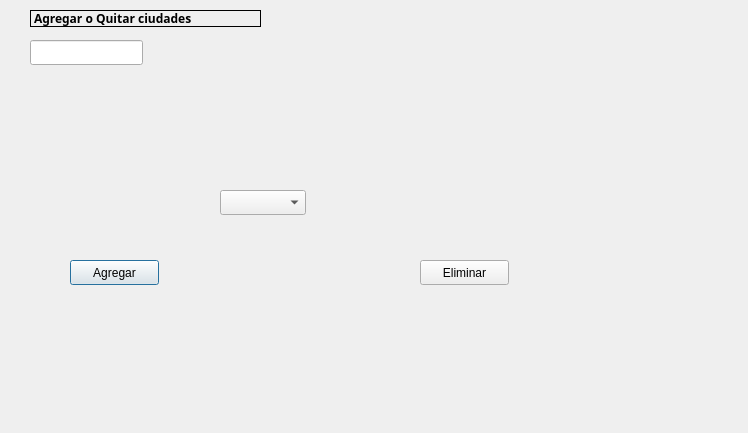
Old version of the form src/gui/admin.ui in the repository EdgarPrueba/Sistema-de-Reserva-de-Vuelos.
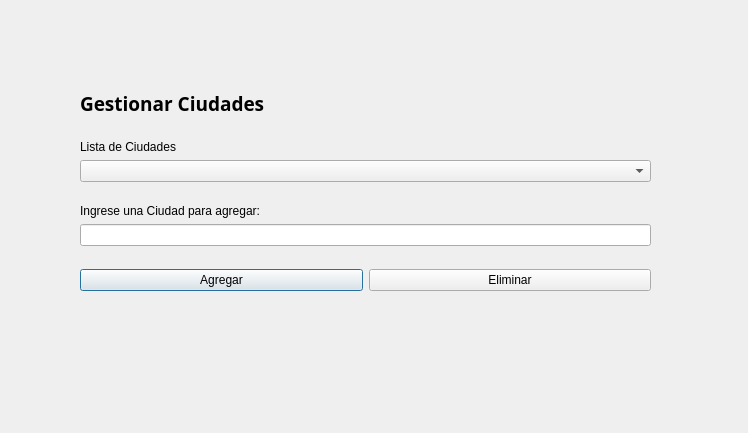
New version of the form.

Commit message: Modificar interfaz gráfica

Patch:
```diff
--- a/src/gui/admin.ui
+++ b/src/gui/admin.ui
@@ -13,18 +13,23 @@
   <property name="windowTitle">
    <string>Dialog</string>
   </property>
+  <widget class="QWidget" name="verticalLayoutWidget">
+   <property name="geometry">
+    <rect>
+     <x>80</x>
+     <y>90</y>
+     <width>571</width>
+     <height>201</height>
+    </rect>
+   </property>
+   <layout class="QVBoxLayout" name="verticalLayout">
+    <item>
   <widget class="QLabel" name="label">
-   <property name="geometry">
-    <rect>
-     <x>30</x>
-     <y>10</y>
-     <width>231</width>
-     <height>17</height>
-    </rect>
-   </property>
    <property name="font">
     <font>
      <family>Ubuntu Condensed</family>
+        <pointsize>14</pointsize>
+        <weight>75</weight>
      <bold>true</bold>
     </font>
    </property>
@@ -32,10 +37,10 @@
     <enum>Qt::FocusPolicy::NoFocus</enum>
    </property>
    <property name="frameShape">
-    <enum>QFrame::Shape::Panel</enum>
+       <enum>QFrame::NoFrame</enum>
    </property>
    <property name="text">
-    <string>Agregar o Quitar ciudades</string>
+       <string>Gestionar Ciudades</string>
    </property>
    <property name="textFormat">
     <enum>Qt::TextFormat::PlainText</enum>
@@ -44,51 +49,85 @@
     <bool>false</bool>
    </property>
   </widget>
-  <widget class="QLineEdit" name="lineEditCiudad">
-   <property name="geometry">
-    <rect>
-     <x>30</x>
-     <y>40</y>
-     <width>113</width>
-     <height>25</height>
-    </rect>
-   </property>
-  </widget>
-  <widget class="QComboBox" name="comboBoxCiudades">
-   <property name="geometry">
-    <rect>
-     <x>220</x>
-     <y>190</y>
-     <width>86</width>
-     <height>25</height>
-    </rect>
-   </property>
-  </widget>
+    </item>
+    <item>
+     <spacer name="verticalSpacer_2">
+      <property name="orientation">
+       <enum>Qt::Vertical</enum>
+      </property>
+      <property name="sizeHint" stdset="0">
+       <size>
+        <width>20</width>
+        <height>40</height>
+       </size>
+      </property>
+     </spacer>
+    </item>
+    <item>
+     <widget class="QLabel" name="label_2">
+      <property name="text">
+       <string>Lista de Ciudades</string>
+      </property>
+     </widget>
+    </item>
+    <item>
+     <widget class="QComboBox" name="comboBoxCiudades"/>
+    </item>
+    <item>
+     <spacer name="verticalSpacer_3">
+      <property name="orientation">
+       <enum>Qt::Vertical</enum>
+      </property>
+      <property name="sizeHint" stdset="0">
+       <size>
+        <width>20</width>
+        <height>40</height>
+       </size>
+      </property>
+     </spacer>
+    </item>
+    <item>
+     <widget class="QLabel" name="label_3">
+      <property name="text">
+       <string>Ingrese una Ciudad para agregar:</string>
+      </property>
+     </widget>
+    </item>
+    <item>
+     <widget class="QLineEdit" name="lineEditCiudad"/>
+    </item>
+    <item>
+     <spacer name="verticalSpacer">
+      <property name="orientation">
+       <enum>Qt::Vertical</enum>
+      </property>
+      <property name="sizeHint" stdset="0">
+       <size>
+        <width>20</width>
+        <height>40</height>
+       </size>
+      </property>
+     </spacer>
+    </item>
+    <item>
+     <layout class="QHBoxLayout" name="horizontalLayout_2">
+      <item>
   <widget class="QPushButton" name="btnAgregar">
-   <property name="geometry">
-    <rect>
-     <x>70</x>
-     <y>260</y>
-     <width>89</width>
-     <height>25</height>
-    </rect>
-   </property>
    <property name="text">
     <string>Agregar</string>
    </property>
   </widget>
+      </item>
+      <item>
   <widget class="QPushButton" name="btnEliminar">
-   <property name="geometry">
-    <rect>
-     <x>420</x>
-     <y>260</y>
-     <width>89</width>
-     <height>25</height>
-    </rect>
-   </property>
    <property name="text">
     <string>Eliminar</string>
    </property>
+       </widget>
+      </item>
+     </layout>
+    </item>
+   </layout>
   </widget>
  </widget>
  <resources/>
```
Left out of the diff: 4 changed lines with no effect on the pictures. Lines whose indentation alone changed are shown as unchanged. The commit also changes 4 other files.
